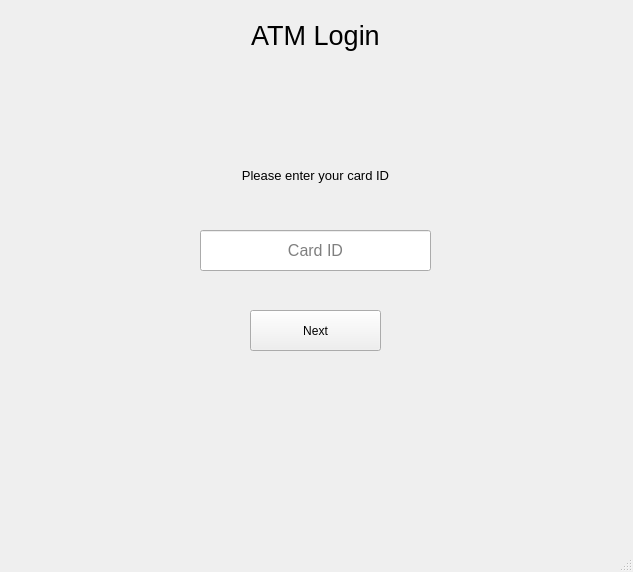
Above: bank-automat/mainwindow.ui from 25kmo-project/group_11 before the change. Below: the same form after it.
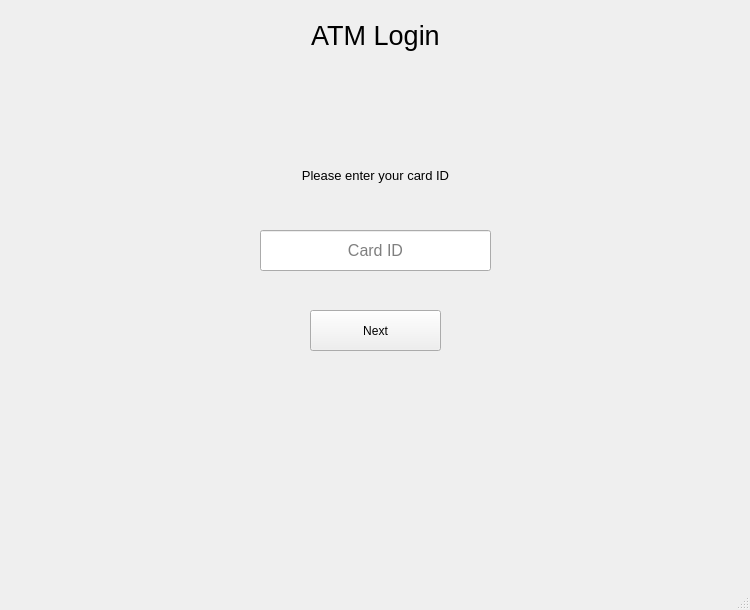
That is the form after the change. The open tabs and pages were chosen to show the change.

The edit to the form file:
```diff
--- a/bank-automat/mainwindow.ui
+++ b/bank-automat/mainwindow.ui
@@ -6,8 +6,8 @@
    <rect>
     <x>0</x>
     <y>0</y>
-    <width>633</width>
-    <height>572</height>
+    <width>750</width>
+    <height>610</height>
    </rect>
   </property>
   <property name="windowTitle">
@@ -19,8 +19,8 @@
      <rect>
       <x>0</x>
       <y>0</y>
-      <width>631</width>
-      <height>541</height>
+      <width>751</width>
+      <height>580</height>
      </rect>
     </property>
     <property name="currentIndex">
@@ -30,7 +30,7 @@
      <widget class="QLabel" name="labelInfo">
       <property name="geometry">
        <rect>
-        <x>180</x>
+        <x>240</x>
         <y>150</y>
         <width>271</width>
         <height>51</height>
@@ -51,7 +51,7 @@
      <widget class="QPushButton" name="btnNext">
       <property name="geometry">
        <rect>
-        <x>250</x>
+        <x>310</x>
         <y>310</y>
         <width>131</width>
         <height>41</height>
@@ -64,7 +64,7 @@
      <widget class="QLineEdit" name="textCardId">
       <property name="geometry">
        <rect>
-        <x>200</x>
+        <x>260</x>
         <y>230</y>
         <width>231</width>
         <height>41</height>
@@ -88,7 +88,7 @@
      <widget class="QLabel" name="title_2">
       <property name="geometry">
        <rect>
-        <x>200</x>
+        <x>260</x>
         <y>10</y>
         <width>231</width>
         <height>51</height>
@@ -109,7 +109,7 @@
      <widget class="QLabel" name="labelError">
       <property name="geometry">
        <rect>
-        <x>200</x>
+        <x>260</x>
         <y>400</y>
         <width>231</width>
         <height>61</height>
```
Left out of the diff: 22 changed lines with no effect on the pictures.
